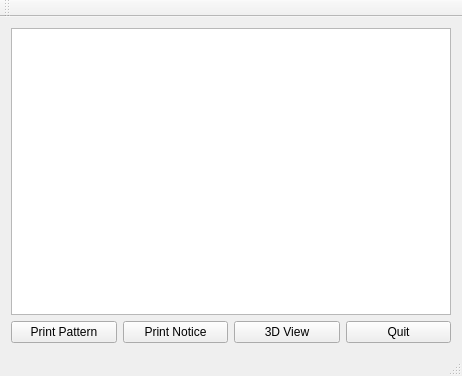
Qt form mainwindow.ui (lbaudouin/SewingPattern) before a commit.
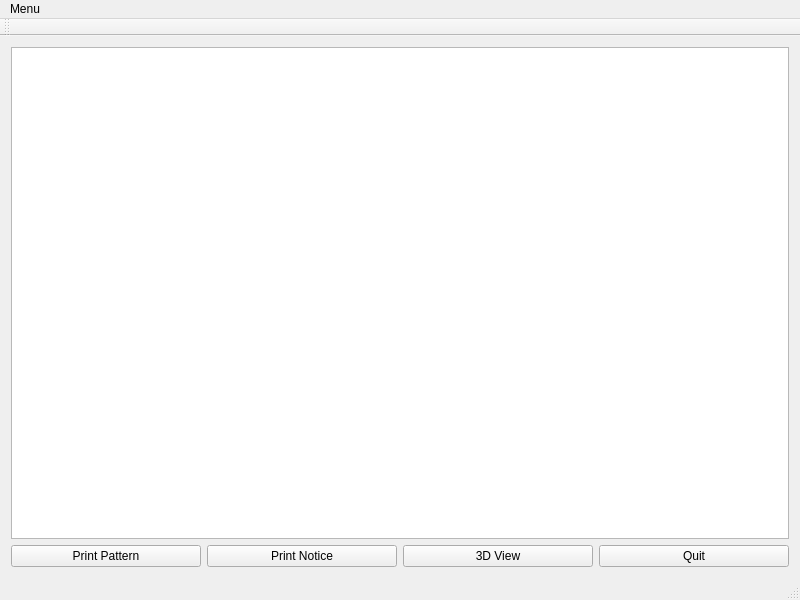
The same form after that commit.

```diff
--- a/mainwindow.ui
+++ b/mainwindow.ui
@@ -6,8 +6,8 @@
    <rect>
     <x>0</x>
     <y>0</y>
-    <width>462</width>
-    <height>376</height>
+    <width>800</width>
+    <height>600</height>
    </rect>
   </property>
   <property name="windowTitle">
@@ -57,17 +57,26 @@
     <rect>
      <x>0</x>
      <y>0</y>
-     <width>462</width>
+     <width>800</width>
      <height>25</height>
     </rect>
    </property>
+   <widget class="QMenu" name="menuMenu">
+    <property name="title">
+     <string>Menu</string>
+    </property>
+   </widget>
+   <addaction name="menuMenu"/>
   </widget>
   <widget class="QToolBar" name="mainToolBar">
+   <property name="enabled">
+    <bool>true</bool>
+   </property>
    <attribute name="toolBarArea">
     <enum>TopToolBarArea</enum>
    </attribute>
    <attribute name="toolBarBreak">
-    <bool>false</bool>
+    <bool>true</bool>
    </attribute>
   </widget>
   <widget class="QStatusBar" name="statusBar"/>
```
Left out of the diff: 19 changed lines with no effect on the pictures.
